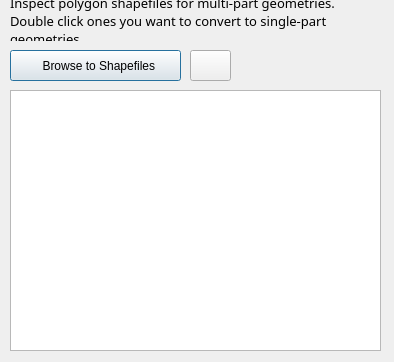
The window that MultipartTransformer/ui_multiparttransformer.ui (ranchodeluxe/MultipartTransformer) describes before a commit, drawn with Qt 5.
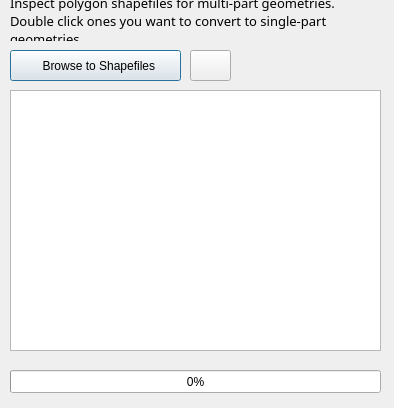
The same window after the commit. Icons and pictures are not drawn.

Commit message: added progressBar...though it's acting weirdo on shapefiles with 429359 features

```diff
--- a/MultipartTransformer/ui_multiparttransformer.ui
+++ b/MultipartTransformer/ui_multiparttransformer.ui
@@ -7,7 +7,7 @@
     <x>0</x>
     <y>0</y>
     <width>394</width>
-    <height>362</height>
+    <height>408</height>
    </rect>
   </property>
   <property name="windowTitle">
@@ -109,6 +109,22 @@
     <bool>true</bool>
    </property>
   </widget>
+  <widget class="QProgressBar" name="progressBar">
+   <property name="geometry">
+    <rect>
+     <x>10</x>
+     <y>370</y>
+     <width>371</width>
+     <height>23</height>
+    </rect>
+   </property>
+   <property name="autoFillBackground">
+    <bool>false</bool>
+   </property>
+   <property name="value">
+    <number>0</number>
+   </property>
+  </widget>
  </widget>
  <resources>
   <include location="resources.qrc"/>
```
The commit also changes 3 other files.
